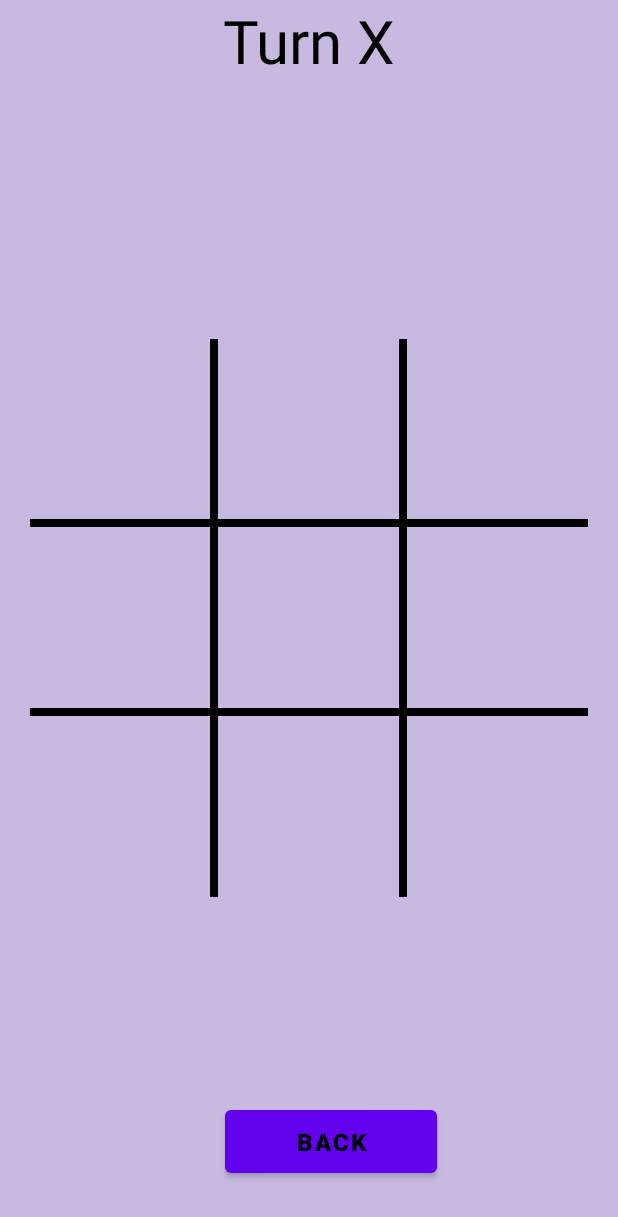
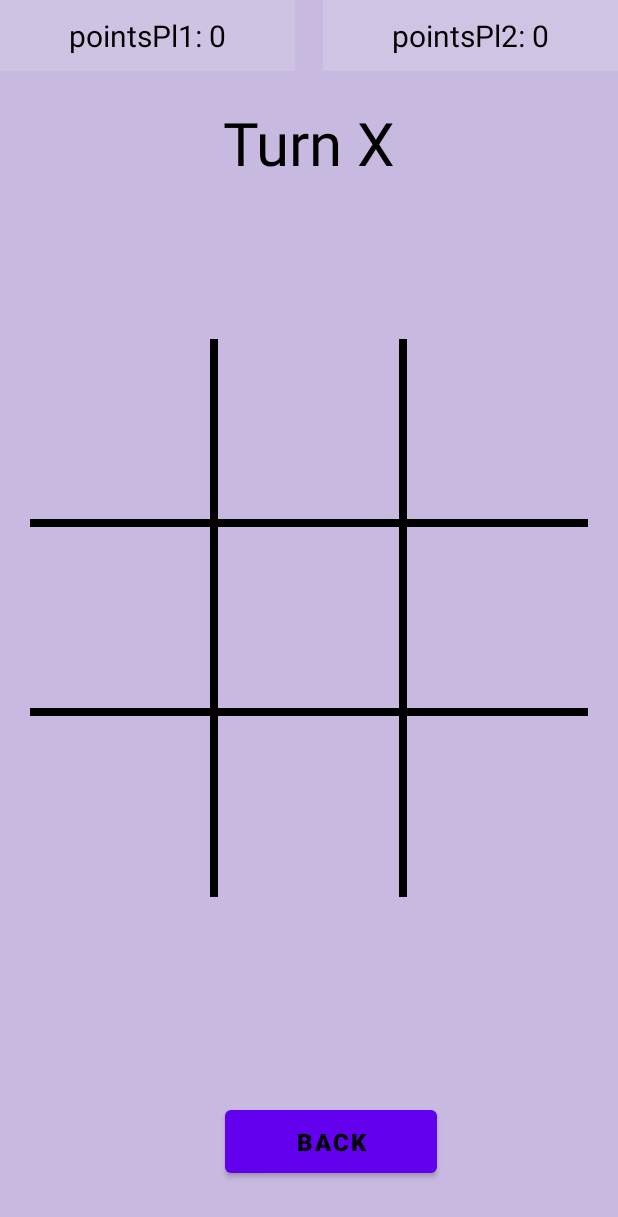
Before and after one commit to FilipKostic1999/TicTacOnline, an Android app: the MultiplayerActivity screen opened directly, with no data from a screen before it, on a phone screen of 412 x 824 dp. Shown: the top 1217 px of the screen. Run offline under Robolectric (Android 15) with nearby library versions, the light colour scheme and no system bars.

Commit message:
statistics score done

```diff
--- a/app/src/main/AndroidManifest.xml
+++ b/app/src/main/AndroidManifest.xml
@@ -12,6 +12,9 @@
         android:supportsRtl="true"
         android:theme="@style/Theme.TicTacOnline"
         tools:targetApi="31">
+        <activity
+            android:name=".StatsActivity"
+            android:exported="false" />
         <activity
             android:name=".RecycleViewUsersActivity"
             android:exported="false" />
--- a/app/src/main/java/com/example/tictaconline/MainActivity.kt
+++ b/app/src/main/java/com/example/tictaconline/MainActivity.kt
@@ -25,7 +25,11 @@ class MainActivity : AppCompatActivity() {
     fun openNextActivity2(view: View) {
         val intent = Intent(this, RecycleViewUsersActivity::class.java)
         startActivity(intent)
+    }
+        fun openNextActivity4(view: View) {
+            val intent = Intent(this, StatsActivity::class.java)
+            startActivity(intent)
+        }
 
 
     }
-}
--- a/app/src/main/java/com/example/tictaconline/MultiplayerActivity.kt
+++ b/app/src/main/java/com/example/tictaconline/MultiplayerActivity.kt
@@ -1,13 +1,14 @@
 package com.example.tictaconline
 
-import android.content.Intent
+import android.content.SharedPreferences
 import androidx.appcompat.app.AppCompatActivity
 import android.os.Bundle
-import android.os.Message
 import android.view.View
 import android.widget.Button
+import android.widget.TextView
 import androidx.appcompat.app.AlertDialog
 import com.example.tictaconline.databinding.ActivityMultiplayerBinding
+import java.util.*
 
 class MultiplayerActivity : AppCompatActivity() {
 
@@ -15,24 +16,35 @@ class MultiplayerActivity : AppCompatActivity() {
         NOUGHT,
         CROSS
     }
-
     private var crossesScore = 0
     private var noughtsScore = 0
 
     private var firstTurn = Turn.CROSS
     private var currentTurn = Turn.NOUGHT
 
+    lateinit var points_pl1: TextView
+    lateinit var points_pl2: TextView
+
+
+    var pointsPl1 = 0
+    var pointsPl2 = 0
+
+
     private var boardList = mutableListOf<Button>()
 
     private lateinit var binding: ActivityMultiplayerBinding
-
 
     override fun onCreate(savedInstanceState: Bundle?) {
         super.onCreate(savedInstanceState)
         binding = ActivityMultiplayerBinding.inflate(layoutInflater)
         setContentView(binding.root)
 
+        points_pl1 = findViewById(R.id.points_Pl1)
+        points_pl2 = findViewById(R.id.points_Pl2)
 
+        val shared = getSharedPreferences("Score", MODE_PRIVATE)
+        crossesScore = shared.getInt("Score", 0)
+        noughtsScore = shared.getInt("Score2", 0)
 
         initBoard()
     }
@@ -51,7 +63,9 @@ class MultiplayerActivity : AppCompatActivity() {
         boardList.add(binding.c3)
     }
 
-
+   // val shared: SharedPreferences = getSharedPreferences("Score", MODE_PRIVATE)
+    //crossesScore  = shared.getInt("Score", 0)
+    //noughtsScore = shared.getInt("Score2", 0)
 
 
     fun boardTaped(view: View) {
@@ -61,21 +75,37 @@ class MultiplayerActivity : AppCompatActivity() {
         addToBoard(view)
 
         if(checkForVictory(NOUGHT)){
+            pointsPl1++
+            noughtsScore++
+            val shared = getSharedPreferences("Score", MODE_PRIVATE)
+            val edit = shared.edit()
 
-            noughtsScore++
+            edit.putInt("Score", noughtsScore)
+            points_pl1.text = "pointsPl1: $pointsPl1"
+
+            edit.commit()
             result("Noughts Win!")
         }
 
         if(checkForVictory(CROSS)){
+            pointsPl2++
+            crossesScore++
+            val shared = getSharedPreferences("Score2", MODE_PRIVATE)
+            val edit = shared.edit()
 
-            crossesScore++
+            edit.putInt("Score2", crossesScore)
+            points_pl2.text = "pointsPl2: $pointsPl2"
+
+            edit.commit()
             result("Crosses Win!")
+
         }
 
         if(fullBoard()) {
 
             result("Draw")
         }
+
     }
 
     private fun checkForVictory(s: String): Boolean {
@@ -187,4 +217,4 @@ class MultiplayerActivity : AppCompatActivity() {
         const val CROSS = "X"
     }
 
-    }
+}
--- a/app/src/main/res/layout/activity_multiplayer.xml
+++ b/app/src/main/res/layout/activity_multiplayer.xml
@@ -11,9 +11,11 @@
         android:id="@+id/turnTV"
         android:layout_width="wrap_content"
         android:layout_height="wrap_content"
+        android:layout_marginTop="68dp"
         android:text="Turn X"
         android:textColor="@color/black"
         android:textSize="40sp"
+        app:layout_constraintHorizontal_bias="0.501"
         app:layout_constraintLeft_toLeftOf="parent"
         app:layout_constraintRight_toRightOf="parent"
         app:layout_constraintTop_toTopOf="parent" />
@@ -110,6 +112,32 @@
 
     </LinearLayout>
 
+    <TextView
+        android:id="@+id/points_Pl1"
+        android:layout_width="196.5dp"
+        android:layout_height="47dp"
+        android:background="#25FFFFFF"
+        android:gravity="center"
+        android:text="pointsPl1: 0"
+        android:textColor="#000000"
+        android:textSize="20sp"
+        android:textStyle="normal"
+        app:layout_constraintStart_toStartOf="parent"
+        app:layout_constraintTop_toTopOf="parent" />
+
+    <TextView
+        android:id="@+id/points_Pl2"
+        android:layout_width="196.5dp"
+        android:layout_height="47dp"
+        android:background="#27FFFFFF"
+        android:gravity="center"
+        android:text="pointsPl2: 0"
+        android:textColor="#000000"
+        android:textSize="20sp"
+        android:textStyle="normal"
+        app:layout_constraintEnd_toEndOf="parent"
+        app:layout_constraintTop_toTopOf="parent" />
+
     <Button
         android:id="@+id/button_back1"
         android:layout_width="141dp"
```
Also changed, not shown: app/src/main/java/com/example/tictaconline/StatsActivity.kt (added, +42 -0 lines), app/src/main/res/layout/activity_main.xml (+28 -7 lines), app/src/main/res/layout/activity_stats.xml (added, +56 -0 lines).
